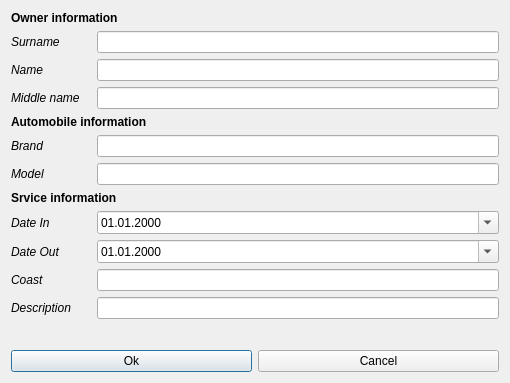
The window that dialog_add_owner.ui (LorenceUfa/autoservice) describes before a commit, drawn with Qt 5.
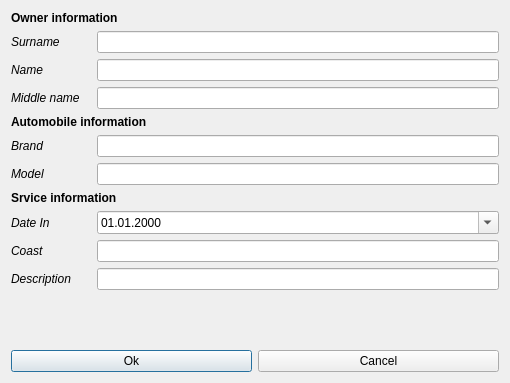
The same window after the commit.

Diff of the .ui file:
```diff
--- a/dialog_add_owner.ui
+++ b/dialog_add_owner.ui
@@ -197,34 +197,6 @@
       </widget>
      </item>
      <item row="1" column="0">
-      <widget class="QLabel" name="label_date_out">
-       <property name="minimumSize">
-        <size>
-         <width>80</width>
-         <height>0</height>
-        </size>
-       </property>
-       <property name="font">
-        <font>
-         <italic>true</italic>
-        </font>
-       </property>
-       <property name="text">
-        <string>Date Out</string>
-       </property>
-      </widget>
-     </item>
-     <item row="1" column="1">
-      <widget class="QDateEdit" name="dateOut">
-       <property name="displayFormat">
-        <string>dd.MM.yyyy</string>
-       </property>
-       <property name="calendarPopup">
-        <bool>true</bool>
-       </property>
-      </widget>
-     </item>
-     <item row="2" column="0">
       <widget class="QLabel" name="label_coast">
        <property name="minimumSize">
         <size>
@@ -242,14 +214,14 @@
        </property>
       </widget>
      </item>
-     <item row="2" column="1">
+     <item row="1" column="1">
       <widget class="QLineEdit" name="lineCoast">
        <property name="inputMethodHints">
         <set>Qt::ImhNone</set>
        </property>
       </widget>
      </item>
-     <item row="3" column="0">
+     <item row="2" column="0">
       <widget class="QLabel" name="label_descr">
        <property name="minimumSize">
         <size>
@@ -267,7 +239,7 @@
        </property>
       </widget>
      </item>
-     <item row="3" column="1">
+     <item row="2" column="1">
       <widget class="QLineEdit" name="lineDescr"/>
      </item>
     </layout>
```
